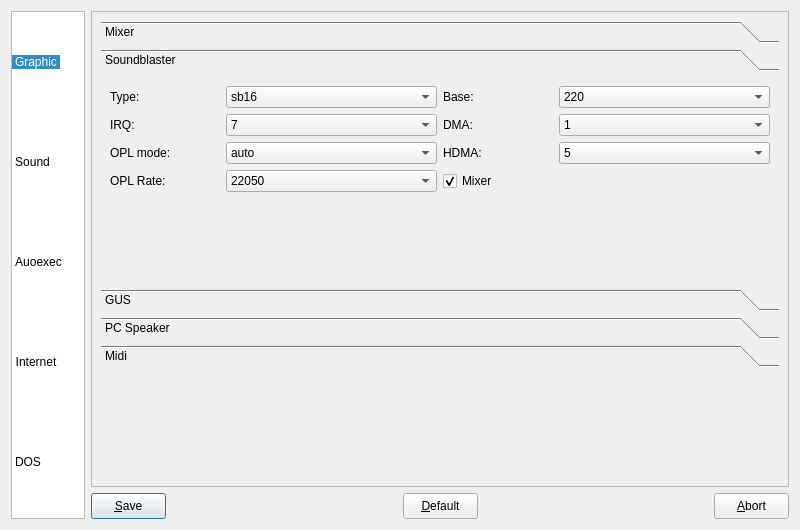
The window that dboxfe/dboxfe/profilesettings/profilesettings.ui (LasDesu/DBoxFE) describes before a commit, drawn with Qt 5.
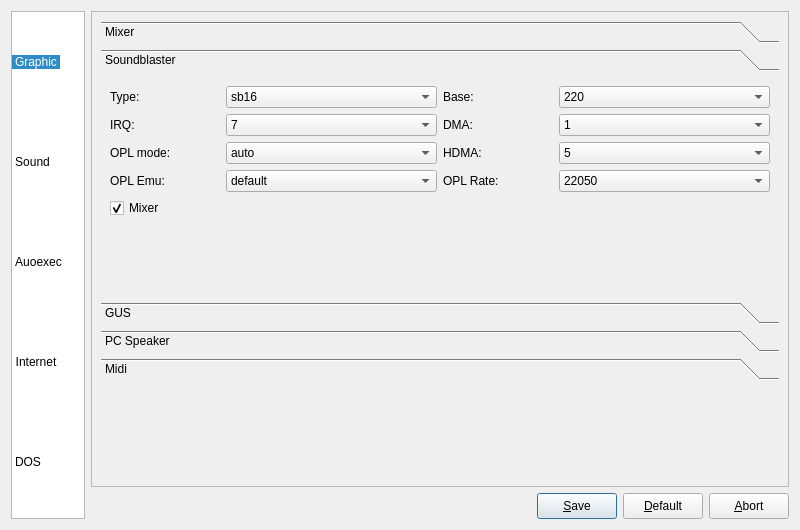
The same window after the commit. The open tabs and pages were chosen to show the change. Icons and pictures are not drawn.

Commit message:
add support for dosbox 0.73
removed un-used member from config file
changed default.con to dosbox version 0.73 (original file)

```diff
--- a/dboxfe/dboxfe/profilesettings/profilesettings.ui
+++ b/dboxfe/dboxfe/profilesettings/profilesettings.ui
@@ -1568,8 +1568,8 @@
            <rect>
             <x>0</x>
             <y>0</y>
-            <width>400</width>
-            <height>140</height>
+            <width>426</width>
+            <height>179</height>
            </rect>
           </property>
           <attribute name="label">
@@ -1577,8 +1577,6 @@
           </attribute>
           <layout class="QGridLayout" name="gridLayout_5">
            <item row="0" column="0">
-            <layout class="QGridLayout" name="glSoundBlasterPageSettings">
-             <item row="0" column="0">
               <layout class="QHBoxLayout" name="hlSoundBlasterType">
                <item>
                 <widget class="QLabel" name="labelSBType">
@@ -1878,6 +1876,53 @@
               </layout>
              </item>
              <item row="3" column="0">
+            <layout class="QHBoxLayout" name="horizontalLayout_3">
+             <item>
+              <widget class="QLabel" name="label">
+               <property name="minimumSize">
+                <size>
+                 <width>110</width>
+                 <height>0</height>
+                </size>
+               </property>
+               <property name="maximumSize">
+                <size>
+                 <width>110</width>
+                 <height>16777215</height>
+                </size>
+               </property>
+               <property name="text">
+                <string>OPL Emu:</string>
+               </property>
+              </widget>
+             </item>
+             <item>
+              <widget class="QComboBox" name="comboBoxSBOPLEmu">
+               <item>
+                <property name="text">
+                 <string>default</string>
+                </property>
+               </item>
+               <item>
+                <property name="text">
+                 <string>compat</string>
+                </property>
+               </item>
+               <item>
+                <property name="text">
+                 <string>fast</string>
+                </property>
+               </item>
+               <item>
+                <property name="text">
+                 <string>old</string>
+                </property>
+               </item>
+              </widget>
+             </item>
+            </layout>
+           </item>
+           <item row="3" column="1">
               <layout class="QHBoxLayout" name="hlSoundBlasterOPLRate">
                <item>
                 <widget class="QLabel" name="labelSBOPLRate">
@@ -1925,7 +1970,7 @@
                </item>
               </layout>
              </item>
-             <item row="3" column="1">
+           <item row="4" column="0">
               <widget class="QCheckBox" name="checkBoxSBMixer">
                <property name="text">
                 <string>Mixer</string>
@@ -1935,9 +1980,7 @@
                </property>
               </widget>
              </item>
-            </layout>
-           </item>
-           <item row="1" column="0">
+           <item row="5" column="0" colspan="2">
             <spacer name="vsSoundBlaster">
              <property name="orientation">
               <enum>Qt::Vertical</enum>
@@ -4555,7 +4598,20 @@
     </widget>
    </item>
    <item row="1" column="1">
-    <layout class="QHBoxLayout" name="hlButtonGroup">
+    <layout class="QHBoxLayout" name="horizontalLayout_2">
+     <item>
+      <spacer name="hs2">
+       <property name="orientation">
+        <enum>Qt::Horizontal</enum>
+       </property>
+       <property name="sizeHint" stdset="0">
+        <size>
+         <width>34</width>
+         <height>23</height>
+        </size>
+       </property>
+      </spacer>
+     </item>
      <item>
       <widget class="QPushButton" name="btnSave">
        <property name="minimumSize">
@@ -4564,12 +4620,6 @@
          <height>26</height>
         </size>
        </property>
-       <property name="maximumSize">
-        <size>
-         <width>75</width>
-         <height>26</height>
-        </size>
-       </property>
        <property name="text">
         <string>&amp;Save</string>
        </property>
@@ -4582,19 +4632,6 @@
        </property>
       </widget>
      </item>
-     <item>
-      <spacer name="hs1">
-       <property name="orientation">
-        <enum>Qt::Horizontal</enum>
-       </property>
-       <property name="sizeHint" stdset="0">
-        <size>
-         <width>40</width>
-         <height>20</height>
-        </size>
-       </property>
-      </spacer>
-     </item>
      <item>
       <widget class="QPushButton" name="btnDefault">
        <property name="minimumSize">
@@ -4603,12 +4640,6 @@
          <height>26</height>
         </size>
        </property>
-       <property name="maximumSize">
-        <size>
-         <width>75</width>
-         <height>26</height>
-        </size>
-       </property>
        <property name="text">
         <string>&amp;Default</string>
        </property>
@@ -4618,19 +4649,6 @@
        </property>
       </widget>
      </item>
-     <item>
-      <spacer name="hs2">
-       <property name="orientation">
-        <enum>Qt::Horizontal</enum>
-       </property>
-       <property name="sizeHint" stdset="0">
-        <size>
-         <width>40</width>
-         <height>20</height>
-        </size>
-       </property>
-      </spacer>
-     </item>
      <item>
       <widget class="QPushButton" name="btnAbort">
        <property name="minimumSize">
@@ -4639,12 +4657,6 @@
          <height>26</height>
         </size>
        </property>
-       <property name="maximumSize">
-        <size>
-         <width>75</width>
-         <height>26</height>
-        </size>
-       </property>
        <property name="text">
         <string>&amp;Abort</string>
        </property>
```
Left out of the diff: 668 changed lines with no effect on the pictures. Lines whose indentation alone changed are shown as unchanged. The commit also changes 2 other files.
